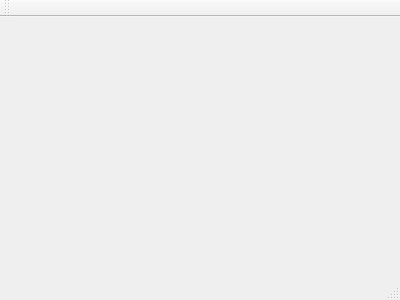
This is uilab-main/mainwindow.ui in poobalan-arumugam/qtlab as Qt 5 draws it before an edit. The edited form follows.
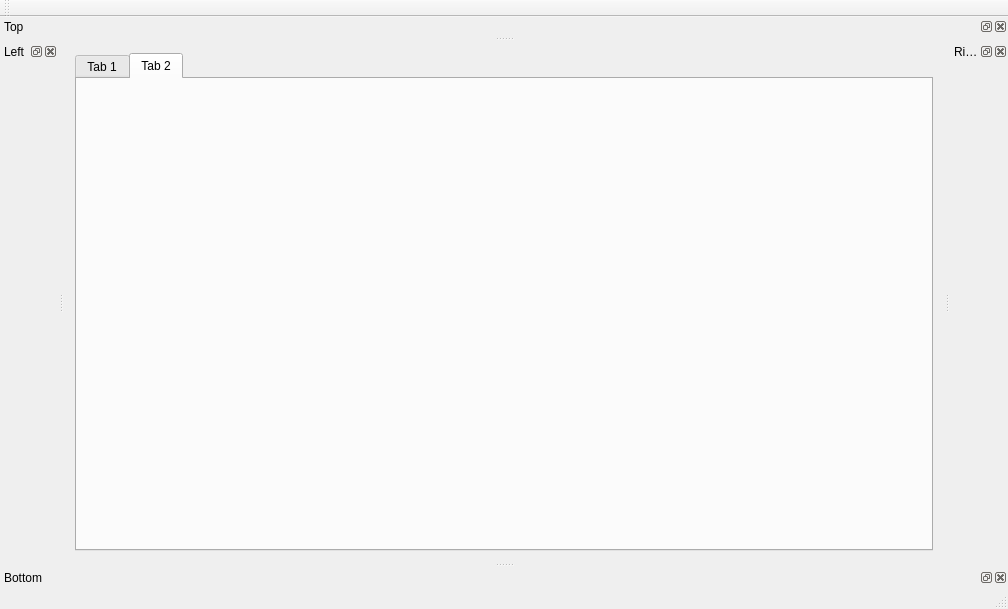
This is the edited form. The open tabs and pages were chosen to show the change.

Commit message: main window hack

Diff of the .ui file:
```diff
--- a/uilab-main/mainwindow.ui
+++ b/uilab-main/mainwindow.ui
@@ -1,24 +1,101 @@
 <ui version="4.0">
  <class>MainWindow</class>
- <widget class="QMainWindow" name="MainWindow" >
-  <property name="geometry" >
+ <widget class="QMainWindow" name="MainWindow">
+  <property name="geometry">
    <rect>
     <x>0</x>
     <y>0</y>
-    <width>400</width>
-    <height>300</height>
+    <width>1008</width>
+    <height>609</height>
    </rect>
   </property>
   <property name="windowTitle" >
    <string>MainWindow</string>
   </property>
-  <widget class="QMenuBar" name="menuBar" />
-  <widget class="QToolBar" name="mainToolBar" />
-  <widget class="QWidget" name="centralWidget" />
-  <widget class="QStatusBar" name="statusBar" />
+  <widget class="QWidget" name="centralWidget">
+   <layout class="QGridLayout" name="gridLayout">
+    <item row="0" column="0">
+     <widget class="QTabWidget" name="tabWidget">
+      <property name="enabled">
+       <bool>true</bool>
+      </property>
+      <property name="currentIndex">
+       <number>0</number>
+      </property>
+      <widget class="QWidget" name="tab_1">
+       <attribute name="title">
+        <string>Tab 1</string>
+       </attribute>
+      </widget>
+      <widget class="QWidget" name="tab_2">
+       <property name="enabled">
+        <bool>true</bool>
+       </property>
+       <attribute name="title">
+        <string>Tab 2</string>
+       </attribute>
+      </widget>
+     </widget>
+    </item>
+   </layout>
+  </widget>
+  <widget class="QMenuBar" name="menuBar">
+   <property name="geometry">
+    <rect>
+     <x>0</x>
+     <y>0</y>
+     <width>1008</width>
+     <height>25</height>
+    </rect>
+   </property>
+  </widget>
+  <widget class="QToolBar" name="mainToolBar">
+   <attribute name="toolBarArea">
+    <enum>TopToolBarArea</enum>
+   </attribute>
+   <attribute name="toolBarBreak">
+    <bool>false</bool>
+   </attribute>
+  </widget>
+  <widget class="QStatusBar" name="statusBar"/>
+  <widget class="QDockWidget" name="dockWidget_left">
+   <property name="windowTitle">
+    <string>Left</string>
+   </property>
+   <attribute name="dockWidgetArea">
+    <number>1</number>
+   </attribute>
+   <widget class="QWidget" name="dockWidgetContents"/>
+  </widget>
+  <widget class="QDockWidget" name="dockWidget_right">
+   <property name="windowTitle">
+    <string>Right</string>
+   </property>
+   <attribute name="dockWidgetArea">
+    <number>2</number>
+   </attribute>
+   <widget class="QWidget" name="dockWidgetContents_2"/>
+  </widget>
+  <widget class="QDockWidget" name="dockWidget_bottom">
+   <property name="windowTitle">
+    <string>Bottom</string>
+   </property>
+   <attribute name="dockWidgetArea">
+    <number>8</number>
+   </attribute>
+   <widget class="QWidget" name="dockWidgetContents_3"/>
+  </widget>
+  <widget class="QDockWidget" name="dockWidget_top">
+   <property name="windowTitle">
+    <string>Top</string>
+   </property>
+   <attribute name="dockWidgetArea">
+    <number>4</number>
+   </attribute>
+   <widget class="QWidget" name="dockWidgetContents_4"/>
+  </widget>
  </widget>
- <layoutDefault spacing="6" margin="11" />
- <pixmapfunction></pixmapfunction>
+ <layoutdefault spacing="6" margin="11"/>
  <resources/>
  <connections/>
 </ui>
```
Left out of the diff: 3 changed lines with no effect on the pictures. The commit also changes 1 other file.
